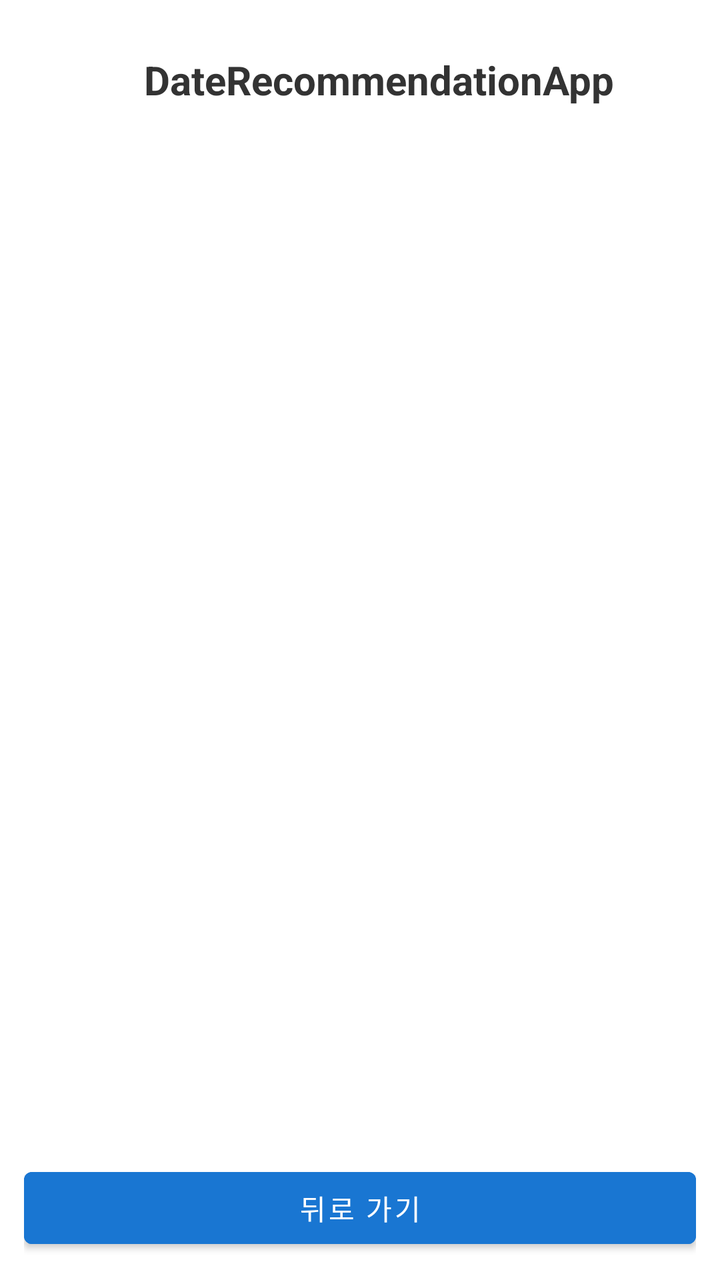
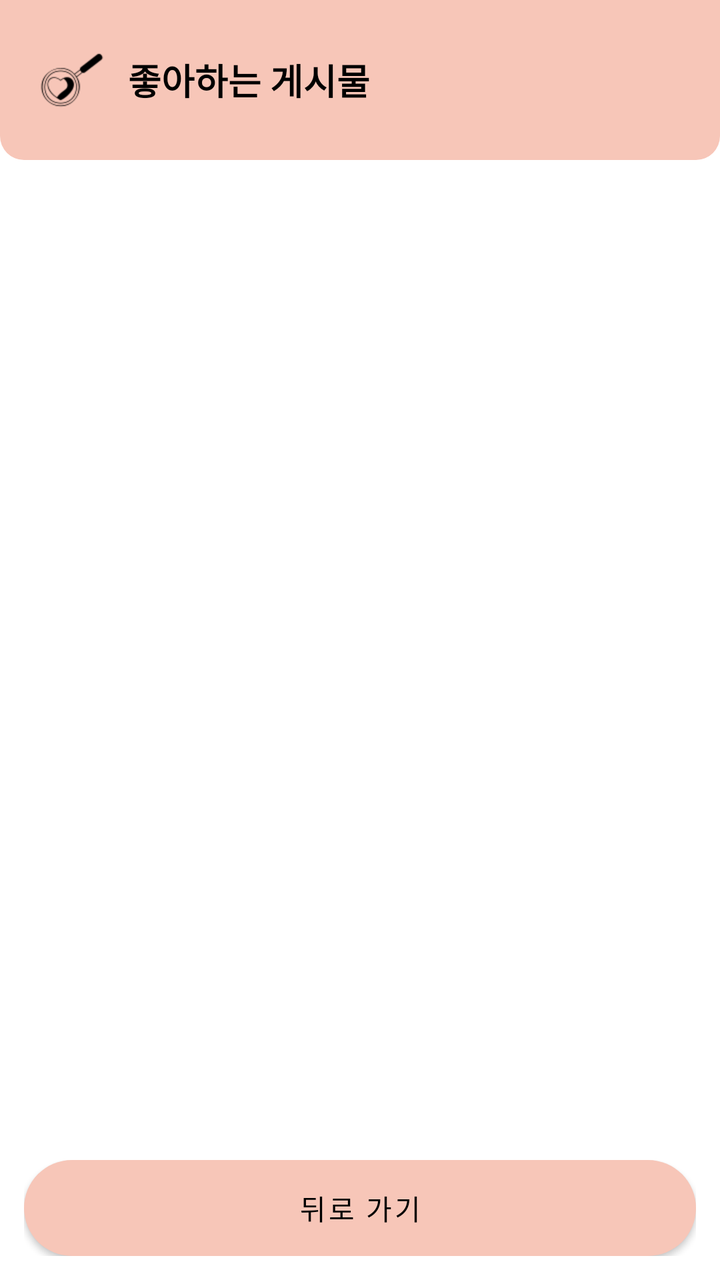

Two renders of the same Android screen: before a commit and after it. Below are the layout's source before the change and the commit's diff.
<!-- AndroidManifest.xml: application theme Theme.DateCourseRecommendApplication -->
<!-- res/layout/activity_view_my_likes.xml -->
<?xml version="1.0" encoding="utf-8"?>
<androidx.constraintlayout.widget.ConstraintLayout
    xmlns:android="http://schemas.android.com/apk/res/android"
    xmlns:app="http://schemas.android.com/apk/res-auto"
    xmlns:tools="http://schemas.android.com/tools"
    android:id="@+id/mainLayout"
    android:layout_width="match_parent"
    android:layout_height="match_parent"
    android:background="#FFFFFF"
    tools:context=".Activity.MainActivity">

    
    <LinearLayout
        android:id="@+id/headerLayout"
        android:layout_width="0dp"
        android:layout_height="wrap_content"
        android:orientation="horizontal"
        android:gravity="center_vertical"
        android:padding="16dp"
        app:layout_constraintTop_toTopOf="parent"
        app:layout_constraintStart_toStartOf="parent"
        app:layout_constraintEnd_toEndOf="parent">

        <ImageView
            android:id="@+id/imgLogo"
            android:layout_width="48dp"
            android:layout_height="48dp"
            android:src="@mipmap/ic_launcher_for_app_logo_round"
            android:contentDescription="App Logo"
            android:layout_marginEnd="8dp" />

        <TextView
            android:id="@+id/tvAppTitle"
            android:layout_width="wrap_content"
            android:layout_height="wrap_content"
            android:text="DateRecommendationApp"
            android:textSize="20sp"
            android:textStyle="bold"
            android:textColor="#333333" />
    </LinearLayout>

    <androidx.recyclerview.widget.RecyclerView
        android:id="@+id/recyclerViewPosts"
        android:layout_width="0dp"
        android:layout_height="0dp"
        android:padding="20dp"
        android:layout_marginTop="30dp"
        android:layout_marginBottom="30dp"
        android:layout_marginLeft="20dp"
        android:layout_marginRight="20dp"
        app:layout_constraintBottom_toTopOf="@+id/navigationLayout"
        app:layout_constraintEnd_toEndOf="parent"
        app:layout_constraintStart_toStartOf="parent"
        app:layout_constraintTop_toBottomOf="@+id/headerLayout" />

    <LinearLayout
        android:id="@+id/navigationLayout"
        android:layout_width="0dp"
        android:layout_height="wrap_content"
        android:orientation="horizontal"
        android:gravity="center"
        android:padding="12dp"
        app:layout_constraintBottom_toBottomOf="parent"
        app:layout_constraintStart_toStartOf="parent"
        app:layout_constraintEnd_toEndOf="parent">

        <Button
            android:id="@+id/back_btn"
            android:layout_width="0dp"
            android:layout_height="wrap_content"
            android:layout_weight="1"
            android:text="뒤로 가기"
            android:backgroundTint="#1976D2"
            android:textColor="#FFFFFF"/>
    </LinearLayout>

</androidx.constraintlayout.widget.ConstraintLayout>
<!-- resources referenced by this layout -->
<resources>
  <!-- mipmap ic_launcher_for_app_logo_round (mipmap-anydpi-v26) -->
  <?xml version="1.0" encoding="utf-8"?>
  <adaptive-icon xmlns:android="http://schemas.android.com/apk/res/android">
      <background android:drawable="@drawable/ic_launcher_for_app_logo_background"/>
      <foreground android:drawable="@mipmap/ic_launcher_for_app_logo_foreground"/>
  </adaptive-icon>
  <style name="Theme.DateCourseRecommendApplication" parent="Theme.MaterialComponents.DayNight.NoActionBar">
      
  
      
      <item name="colorPrimary">@color/purple_500</item>
      <item name="colorPrimaryVariant">@color/purple_700</item>
      <item name="colorOnPrimary">@color/white</item>
      
      <item name="colorSecondary">@color/teal_200</item>
      <item name="colorSecondaryVariant">@color/teal_700</item>
      <item name="colorOnSecondary">@color/black</item>
      
      <item name="android:statusBarColor">?attr/colorPrimaryVariant</item>
      
  </style>
  <!-- drawable ic_launcher_for_app_logo_background: vector/xml drawable (drawable, 4866 chars, omitted) -->
  <color name="purple_500">#FF6200EE</color>
  <color name="purple_700">#FF3700B3</color>
  <color name="white">#FFFFFFFF</color>
  <color name="teal_200">#FF03DAC5</color>
  <color name="teal_700">#FF018786</color>
  <color name="black">#FF000000</color>
</resources>

<!-- the commit's change to res/layout/activity_view_my_likes.xml (unified diff, before → after) -->
@@ -11,32 +11,35 @@
 
     
     <LinearLayout
-        android:id="@+id/headerLayout"
+        android:id="@+id/topBar"
         android:layout_width="0dp"
-        android:layout_height="wrap_content"
+        android:layout_height="80dp"
         android:orientation="horizontal"
         android:gravity="center_vertical"
-        android:padding="16dp"
+        android:paddingStart="20dp"
+        android:paddingEnd="20dp"
+        android:background="@drawable/bg_top_bar"
         app:layout_constraintTop_toTopOf="parent"
         app:layout_constraintStart_toStartOf="parent"
         app:layout_constraintEnd_toEndOf="parent">
 
+        
         <ImageView
-            android:id="@+id/imgLogo"
-            android:layout_width="48dp"
-            android:layout_height="48dp"
-            android:src="@mipmap/ic_launcher_for_app_logo_round"
-            android:contentDescription="App Logo"
-            android:layout_marginEnd="8dp" />
+            android:layout_width="32dp"
+            android:layout_height="32dp"
+            android:contentDescription="app logo"
+            android:src="@drawable/app_icon_64px" />
 
+        
         <TextView
-            android:id="@+id/tvAppTitle"
-            android:layout_width="wrap_content"
+            android:layout_marginStart="12dp"
+            android:text="좋아하는 게시물"
+            android:textSize="18sp"
+            android:textStyle="bold"
+            android:textColor="#000000"
+            android:layout_width="0dp"
             android:layout_height="wrap_content"
-            android:text="DateRecommendationApp"
-            android:textSize="20sp"
-            android:textStyle="bold"
-            android:textColor="#333333" />
+            android:layout_weight="1"/>
     </LinearLayout>
 
     <androidx.recyclerview.widget.RecyclerView
@@ -51,7 +54,7 @@
         app:layout_constraintBottom_toTopOf="@+id/navigationLayout"
         app:layout_constraintEnd_toEndOf="parent"
         app:layout_constraintStart_toStartOf="parent"
-        app:layout_constraintTop_toBottomOf="@+id/headerLayout" />
+        app:layout_constraintTop_toBottomOf="@+id/topBar" />
 
     <LinearLayout
         android:id="@+id/navigationLayout"
@@ -70,8 +73,9 @@
             android:layout_height="wrap_content"
             android:layout_weight="1"
             android:text="뒤로 가기"
-            android:backgroundTint="#1976D2"
-            android:textColor="#FFFFFF"/>
+            app:backgroundTint="@null"
+            android:background="@drawable/bg_login_button"
+            android:textColor="#000000"/>
     </LinearLayout>
 
 </androidx.constraintlayout.widget.ConstraintLayout>
<!-- resource entries referenced after the edit -->
@@ -1,32 +1,55 @@
 <!-- resources referenced by this layout -->
 <resources>
-  <!-- mipmap ic_launcher_for_app_logo_round (mipmap-anydpi-v26) -->
+  <!-- drawable app_icon_64px: png bitmap (drawable, 1844 bytes) -->
+  <!-- drawable bg_login_button (drawable) -->
   <?xml version="1.0" encoding="utf-8"?>
-  <adaptive-icon xmlns:android="http://schemas.android.com/apk/res/android">
-      <background android:drawable="@drawable/ic_launcher_for_app_logo_background"/>
-      <foreground android:drawable="@mipmap/ic_launcher_for_app_logo_foreground"/>
-  </adaptive-icon>
-  <style name="Theme.DateCourseRecommendApplication" parent="Theme.MaterialComponents.DayNight.NoActionBar">
-      
+  <ripple xmlns:android="http://schemas.android.com/apk/res/android"
+      xmlns:app="http://schemas.android.com/apk/res-auto"
+      android:color="#B89489">
+  
+      <item>
+          <shape>
+              <corners android:radius="24dp"/>
+              <solid android:color="#F7C6B8"/>
+          </shape>
+      </item>
+  
+  </ripple>
+  <!-- drawable bg_top_bar (drawable) -->
+  <?xml version="1.0" encoding="utf-8"?>
+  <shape xmlns:android="http://schemas.android.com/apk/res/android"
+      android:shape="rectangle">
   
       
-      <item name="colorPrimary">@color/purple_500</item>
-      <item name="colorPrimaryVariant">@color/purple_700</item>
-      <item name="colorOnPrimary">@color/white</item>
+      <solid android:color="#F7C6B8"/>
+  
       
-      <item name="colorSecondary">@color/teal_200</item>
-      <item name="colorSecondaryVariant">@color/teal_700</item>
-      <item name="colorOnSecondary">@color/black</item>
-      
-      <item name="android:statusBarColor">?attr/colorPrimaryVariant</item>
-      
-  </style>
-  <!-- drawable ic_launcher_for_app_logo_background: vector/xml drawable (drawable, 4866 chars, omitted) -->
+      <corners
+          android:bottomLeftRadius="12dp"
+          android:bottomRightRadius="12dp"
+          android:topLeftRadius="0dp"
+          android:topRightRadius="0dp"/>
+  </shape>
+  <style name="Theme.DateCourseRecommendApplication" parent="Theme.MaterialComponents.Light.NoActionBar">
+  
+          <item name="colorPrimary">@color/purple_500</item>
+          <item name="colorPrimaryVariant">@color/purple_700</item>
+          <item name="colorOnPrimary">@color/white</item>
+  
+          <item name="colorSecondary">@color/teal_200</item>
+          <item name="colorSecondaryVariant">@color/teal_700</item>
+          <item name="colorOnSecondary">@color/black</item>
+  
+          <item name="android:statusBarColor">@color/top_bar_bg</item>
+          <item name="android:windowLightStatusBar">true</item>
+  
+      </style>
   <color name="purple_500">#FF6200EE</color>
   <color name="purple_700">#FF3700B3</color>
   <color name="white">#FFFFFFFF</color>
   <color name="teal_200">#FF03DAC5</color>
   <color name="teal_700">#FF018786</color>
   <color name="black">#FF000000</color>
+  <color name="top_bar_bg">#F7C6B8</color>
 </resources>
 
